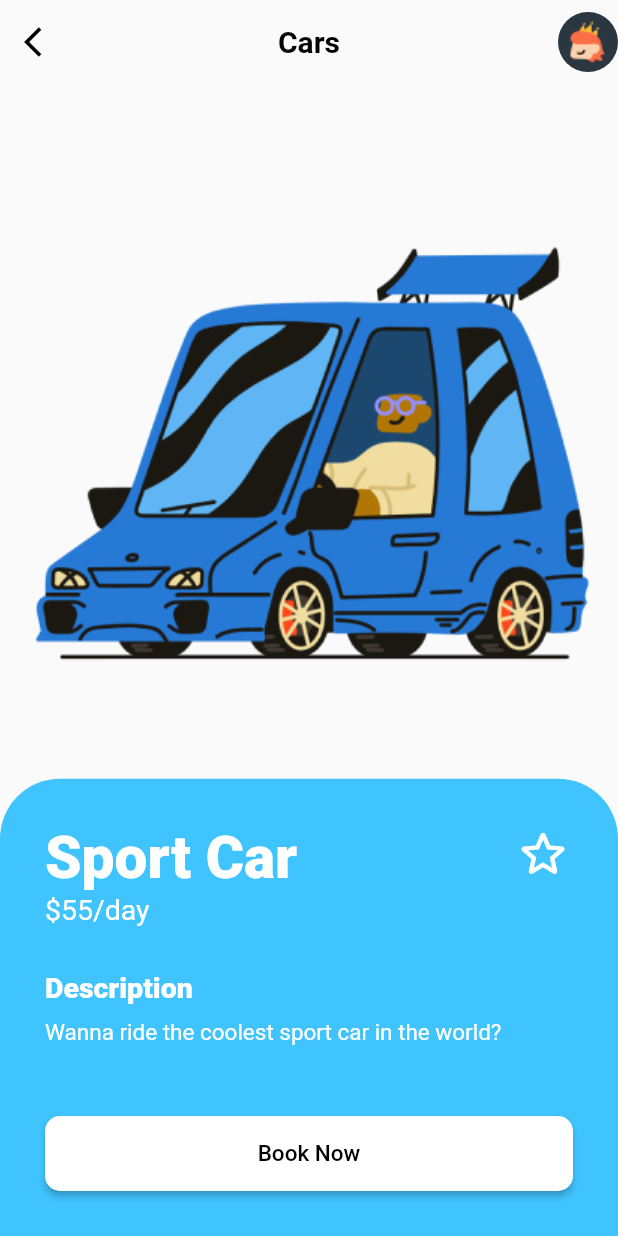
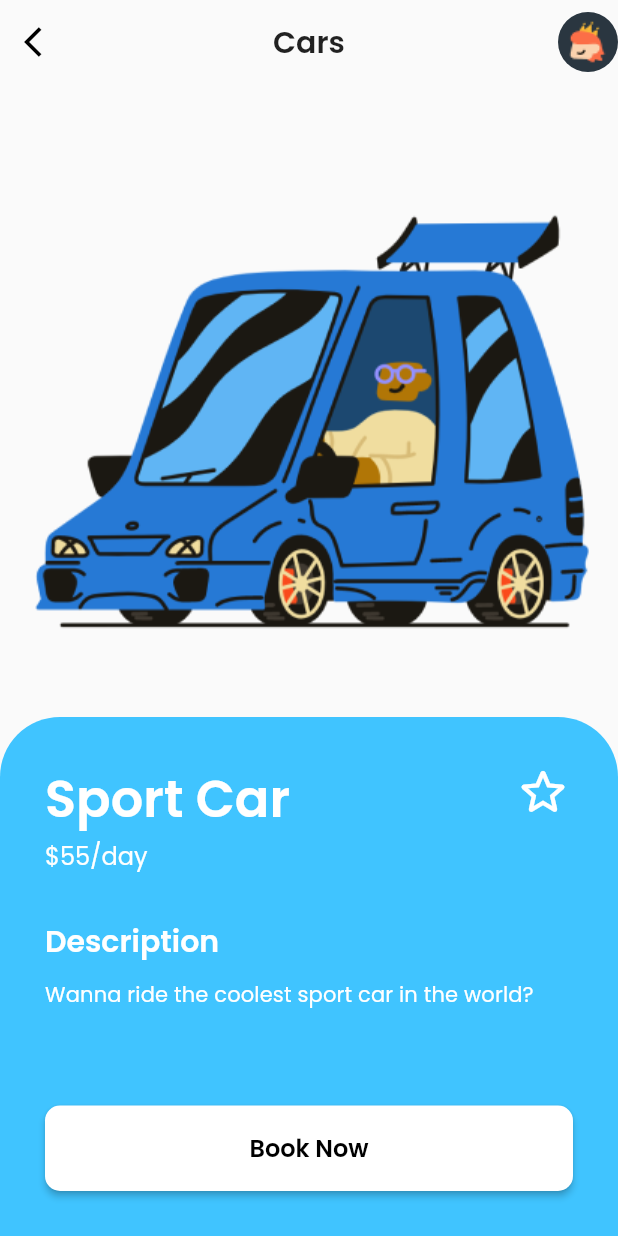
Before and after one commit to ctampan/flutter-playground, a Flutter app: the screen it shows after launch, after a tap on "Continue", on a phone screen of 412 x 824 dp. Run offline on Flutter 3.47's test engine with Material 2 defaults, Android fonts, the phone set to English and light mode, and no system bars; our stand-ins replace google_fonts.

Commit message:
Revamp code structure, implement google font theme

```diff
--- a/beepy/lib/main.dart
+++ b/beepy/lib/main.dart
@@ -1,6 +1,7 @@
-import 'package:beepy/views/carDetail.dart';
-import 'package:beepy/views/home.dart';
+import 'package:beepy/screens/car-detail.dart';
+import 'package:beepy/screens/home.dart';
 import 'package:flutter/material.dart';
+import 'package:google_fonts/google_fonts.dart';
 
 void main() {
   runApp(const MyApp());
@@ -14,6 +15,7 @@ class MyApp extends StatelessWidget {
     return MaterialApp(
       title: 'Beepy',
       theme: ThemeData(
+          textTheme: GoogleFonts.poppinsTextTheme(Theme.of(context).textTheme),
           primarySwatch: Colors.blue,
           pageTransitionsTheme: const PageTransitionsTheme(builders: {
             TargetPlatform.android: CupertinoPageTransitionsBuilder(),
--- a/beepy/lib/views/carDetail.dart
+++ b/beepy/lib/screens/car-detail.dart
@@ -1,4 +1,6 @@
 import 'package:flutter/material.dart';
+
+import '../widgets/app-bar.dart';
 
 class CarDetailPage extends StatefulWidget {
   const CarDetailPage({Key? key, required this.title}) : super(key: key);
@@ -22,39 +24,17 @@ class _CarDetailState extends State<CarDetailPage> {
   Widget build(BuildContext context) {
     return Scaffold(
       extendBodyBehindAppBar: true,
-      appBar: AppBar(
-        title: Text(
-          widget.title,
-          style: const TextStyle(fontSize: 20, fontWeight: FontWeight.w600),
-        ),
-        centerTitle: true,
-        foregroundColor: Colors.black,
-        backgroundColor: Colors.transparent,
-        elevation: 0.0,
-        leading: IconButton(
-          icon: const Icon(
-            Icons.arrow_back_ios,
-            color: Colors.black,
-          ),
-          onPressed: () => Navigator.of(context).pop(),
-        ),
-        actions: <Widget>[
-          CircleAvatar(
-            backgroundColor: const Color(0xFF2A3640),
-            child: Image.asset("assets/images/Beep_Beep_Avatar.png"),
-          )
-        ],
-      ),
+      appBar: appBarWidget(context, widget.title),
       body: Center(
         child: Column(
           mainAxisAlignment: MainAxisAlignment.end,
           children: <Widget>[
             Padding(
-                padding: const EdgeInsets.only(bottom: 70),
+                padding: const EdgeInsets.only(bottom: 50),
                 child:
                     Image.asset("assets/images/Beep_Beep_Medium_Vehicle.png")),
             SizedBox(
-                height: MediaQuery.of(context).size.height * 0.37,
+                height: MediaQuery.of(context).size.height * 0.42,
                 child: Container(
                   decoration: const BoxDecoration(
                       color: Colors.lightBlueAccent,
@@ -73,20 +53,24 @@ class _CarDetailState extends State<CarDetailPage> {
                             children: <Widget>[
                               Column(
                                 crossAxisAlignment: CrossAxisAlignment.start,
-                                children: const <Widget>[
+                                children: <Widget>[
                                   Text(
                                     "Sport Car",
-                                    style: TextStyle(
-                                        color: Colors.white,
-                                        fontSize: 39,
-                                        fontWeight: FontWeight.w800),
+                                    style: Theme.of(context)
+                                        .textTheme
+                                        .headlineMedium
+                                        ?.copyWith(
+                                            fontWeight: FontWeight.w600,
+                                            color: Colors.white),
                                   ),
                                   Text(
                                     "\$55/day",
-                                    style: TextStyle(
-                                        color: Colors.white,
-                                        fontSize: 19,
-                                        fontWeight: FontWeight.w400),
+                                    style: Theme.of(context)
+                                        .textTheme
+                                        .titleMedium
+                                        ?.copyWith(
+                                            fontWeight: FontWeight.w400,
+                                            color: Colors.white),
                                   )
                                 ],
                               ),
@@ -99,7 +83,7 @@ class _CarDetailState extends State<CarDetailPage> {
                                       if (_isStarred)
                                         const Icon(
                                           Icons.star_rounded,
-                                          color: const Color(0xFFFFD644),
+                                          color: Color(0xFFFFD644),
                                           size: 40,
                                         ),
                                       const Icon(
@@ -111,30 +95,34 @@ class _CarDetailState extends State<CarDetailPage> {
                                   ))
                             ],
                           ),
-                          SizedBox(
+                          const SizedBox(
                             height: 30,
                           ),
                           Text(
                             "Description",
-                            style: TextStyle(
-                                color: Colors.white,
-                                fontSize: 19,
-                                fontWeight: FontWeight.w800),
+                            style: Theme.of(context)
+                                .textTheme
+                                .titleLarge
+                                ?.copyWith(
+                                    fontWeight: FontWeight.w600,
+                                    color: Colors.white),
                           ),
-                          SizedBox(
+                          const SizedBox(
                             height: 10,
                           ),
                           Text(
                             "Wanna ride the coolest sport car in the world?",
-                            style: TextStyle(
-                                color: Colors.white,
-                                fontSize: 15,
-                                fontWeight: FontWeight.w400),
+                            style: Theme.of(context)
+                                .textTheme
+                                .titleSmall
+                                ?.copyWith(
+                                    fontWeight: FontWeight.w400,
+                                    color: Colors.white),
                           ),
-                          Spacer(),
+                          const Spacer(),
                           SizedBox(
                               width: MediaQuery.of(context).size.width,
-                              height: 50,
+                              height: 57,
                               child: ElevatedButton(
                                 style: ElevatedButton.styleFrom(
                                   shape: RoundedRectangleBorder(
@@ -143,9 +131,14 @@ class _CarDetailState extends State<CarDetailPage> {
                                   onPrimary: Colors.black,
                                 ),
                                 onPressed: () {},
-                                child: const Text(
+                                child: Text(
                                   'Book Now',
-                                  style: TextStyle(fontSize: 15),
+                                  style: Theme.of(context)
+                                      .textTheme
+                                      .titleMedium
+                                      ?.copyWith(
+                                          fontWeight: FontWeight.w600,
+                                          color: Colors.black),
                                 ),
                               ))
                         ],
--- /dev/null
+++ b/beepy/lib/screens/home.dart
@@ -0,0 +1,71 @@
+import 'package:flutter/material.dart';
+import 'package:google_fonts/google_fonts.dart';
+
+import '../widgets/app-bar.dart';
+
+class HomePage extends StatelessWidget {
+  const HomePage({Key? key, required this.title}) : super(key: key);
+
+  final String title;
+
+  @override
+  Widget build(BuildContext context) {
+    return Scaffold(
+      extendBodyBehindAppBar: true,
+      appBar: appBarWidget(context, title),
+      body: Center(
+        child: Column(
+          mainAxisAlignment: MainAxisAlignment.center,
+          children: <Widget>[
+            Image.asset("assets/images/Beep_Beep_Drifting.png"),
+            Padding(
+              padding: const EdgeInsets.only(top: 30),
+              child: Text(
+                "Find Your Vehicle",
+                style: Theme.of(context)
+                    .textTheme
+                    .headlineSmall
+                    ?.copyWith(fontWeight: FontWeight.w600),
+              ),
+            ),
+            Padding(
+              padding: const EdgeInsets.all(25),
+              child: Text(
+                "Find the perfect vehicle for every occasion!",
+                textAlign: TextAlign.center,
+                style: Theme.of(context)
+                    .textTheme
+                    .titleMedium
+                    ?.copyWith(fontWeight: FontWeight.w400),
+              ),
+            ),
+            Padding(
+                padding: const EdgeInsets.only(top: 50),
+                child: SizedBox(
+                    width: MediaQuery.of(context).size.width * 0.8,
+                    height: 50,
+                    child: ElevatedButton(
+                      style: ElevatedButton.styleFrom(
+                        shape: RoundedRectangleBorder(
+                            borderRadius: BorderRadius.circular(10)),
+                        primary: Colors.orange,
+                        onPrimary: Colors.white,
+                      ),
+                      onPressed: () =>
+                          Navigator.pushNamed(context, '/carDetail'),
+                      child: Text(
+                        'Continue',
+                        style: Theme.of(context)
+                            .textTheme
+                            .titleMedium
+                            ?.copyWith(
+                                fontWeight: FontWeight.w600,
+                                color: Colors.white),
+                      ),
+                    )))
+          ],
+        ),
+      ),
+    );
+  }
+}
--- a/beepy/lib/views/home.dart
+++ /dev/null
@@ -1,66 +0,0 @@
-import 'package:flutter/material.dart';
-
-class HomePage extends StatefulWidget {
-  const HomePage({Key? key, required this.title}) : super(key: key);
-
-  final String title;
-
-  @override
-  State<HomePage> createState() => _HomePageState();
-}
-
-class _HomePageState extends State<HomePage> {
-  @override
-  Widget build(BuildContext context) {
-    return Scaffold(
-      extendBodyBehindAppBar: true,
-      appBar: AppBar(
-        title: Text(
-          widget.title,
-          style: const TextStyle(fontSize: 20, fontWeight: FontWeight.w600),
-        ),
-        centerTitle: true,
-        foregroundColor: Colors.black,
-        backgroundColor: Colors.transparent,
-        elevation: 0.0,
-      ),
-      body: Center(
-        child: Column(
-          mainAxisAlignment: MainAxisAlignment.center,
-          children: <Widget>[
-            Image.asset("assets/images/Beep_Beep_Drifting.png"),
-            const Padding(
-              padding: EdgeInsets.only(top: 30),
-              child: Text(
-                "Find Your Vehicle",
-                style: TextStyle(fontSize: 24, fontWeight: FontWeight.w800),
-              ),
-            ),
-            const Padding(
-              padding: EdgeInsets.only(top: 30),
-              child: Text(
-                "Find the perfect vehicle for every occasion!",
-                style: TextStyle(fontSize: 16, fontWeight: FontWeight.w400),
-              ),
-            ),
-            Padding(
-                padding: const EdgeInsets.only(top: 70),
-                child: SizedBox(
-                    width: MediaQuery.of(context).size.width * 0.8,
-                    height: 50,
-                    child: ElevatedButton(
-                      style: ElevatedButton.styleFrom(
-                        shape: RoundedRectangleBorder(
-                            borderRadius: BorderRadius.circular(10)),
-                        primary: Colors.orange,
-                        onPrimary: Colors.white,
-                      ),
-                      onPressed: () => Navigator.pushNamed(context, '/carDetail'),
-                      child: const Text('Continue', style: TextStyle(fontSize: 16),),
-                    )))
-          ],
-        ),
-      ),
-    );
-  }
-}
--- /dev/null
+++ b/beepy/lib/widgets/app-bar.dart
@@ -0,0 +1,34 @@
+import 'package:flutter/material.dart';
+
+AppBar appBarWidget(BuildContext context, String title) {
+  return AppBar(
+    automaticallyImplyLeading: false,
+    title: Text(
+      title,
+      style: Theme.of(context)
+          .textTheme
+          .titleLarge
+          ?.copyWith(fontWeight: FontWeight.w600),
+    ),
+    centerTitle: true,
+    foregroundColor: Colors.black,
+    backgroundColor: Colors.transparent,
+    elevation: 0.0,
+    leading: Navigator.canPop(context)
+        ? IconButton(
+            icon: const Icon(
+              Icons.arrow_back_ios,
+              color: Colors.black,
+            ),
+            onPressed: () => Navigator.of(context).pop(),
+          )
+        : null,
+    actions: <Widget>[
+      if (Navigator.canPop(context))
+        CircleAvatar(
+          backgroundColor: const Color(0xFF2A3640),
+          child: Image.asset("assets/images/Beep_Beep_Avatar.png"),
+        )
+    ],
+  );
+}
--- a/beepy/pubspec.yaml
+++ b/beepy/pubspec.yaml
@@ -34,6 +34,7 @@ dependencies:
   # The following adds the Cupertino Icons font to your application.
   # Use with the CupertinoIcons class for iOS style icons.
   cupertino_icons: ^1.0.2
+  google_fonts: ^2.3.1
 
 dev_dependencies:
   flutter_test:
@@ -63,9 +64,7 @@ flutter:
   #   - images/a_dot_ham.jpeg
 
   assets:
-    - assets/images/Beep_Beep_Drifting.png
-    - assets/images/Beep_Beep_Medium_Vehicle.png
-    - assets/images/Beep_Beep_Avatar.png
+    - assets/images/
 
   # An image asset can refer to one or more resolution-specific "variants", see
   # https://flutter.dev/assets-and-images/#resolution-aware.
```
Also changed, not shown: beepy/pubspec.lock.
